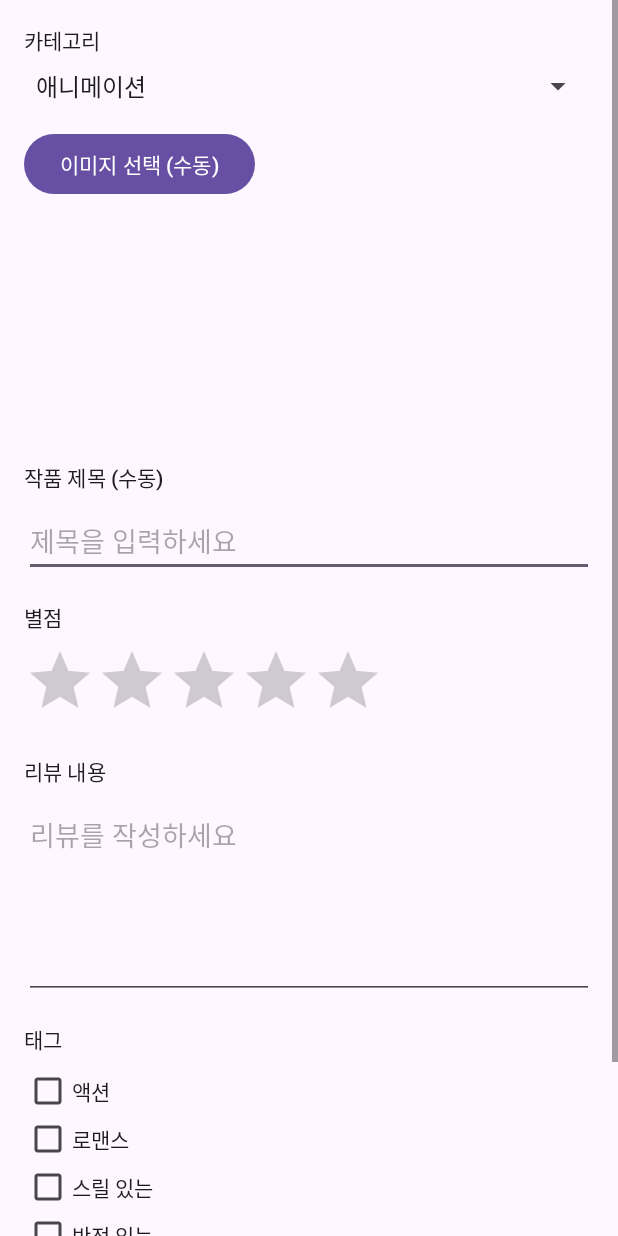
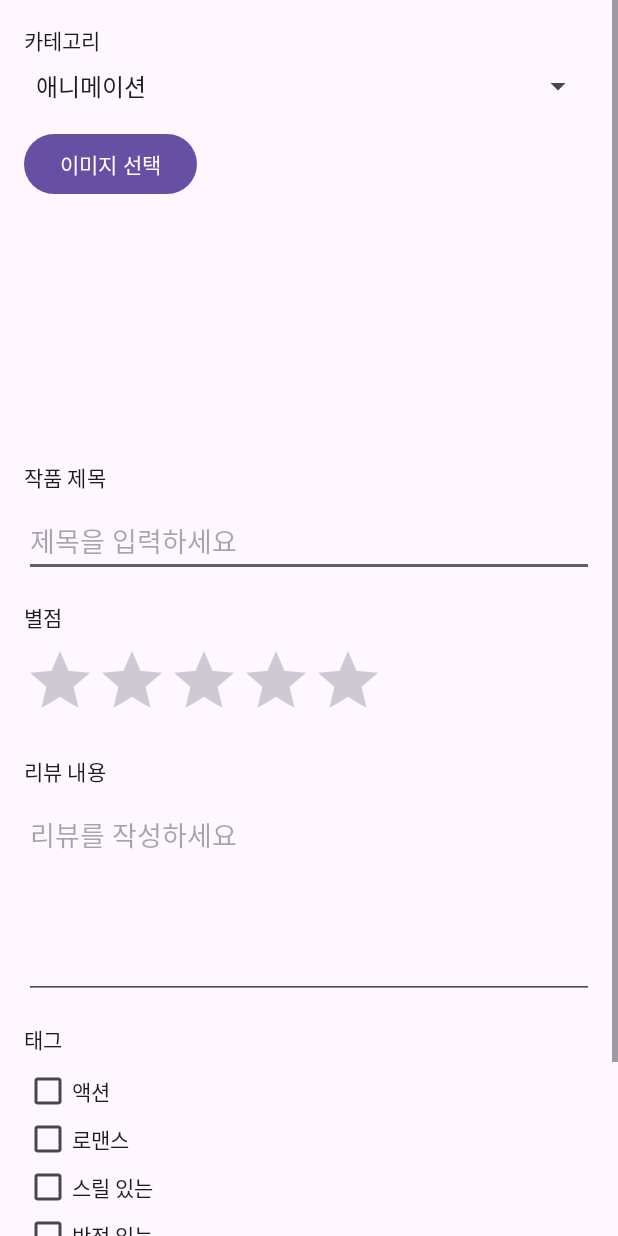
Before and after one commit to seohyun27/android-study, an Android app: the AddReviewActivity screen opened directly, with no data from a screen before it, on a phone screen of 412 x 824 dp. Run offline under Robolectric (Android 15) with nearby library versions, the phone set to English and light mode, and no system bars.

Commit message:
성능에 영향을 주지 않는 사소한 것들 수정 (작동확인 완료)

```diff
--- a/project_docs/deokmoa/app/src/main/res/layout/activity_add_review.xml
+++ b/project_docs/deokmoa/app/src/main/res/layout/activity_add_review.xml
@@ -34,7 +34,7 @@
             android:layout_width="wrap_content"
             android:layout_height="wrap_content"
             android:layout_marginTop="16dp"
-            android:text="이미지 선택 (수동)"
+            android:text="이미지 선택"
             app:layout_constraintStart_toStartOf="parent"
             app:layout_constraintTop_toBottomOf="@id/spinner_category" />
 
@@ -54,7 +54,7 @@
             android:layout_width="wrap_content"
             android:layout_height="wrap_content"
             android:layout_marginTop="16dp"
-            android:text="작품 제목 (수동)"
+            android:text="작품 제목"
             android:textAppearance="?attr/textAppearanceLabelLarge"
             app:layout_constraintStart_toStartOf="parent"
             app:layout_constraintTop_toBottomOf="@id/iv_selected_image" />
```
